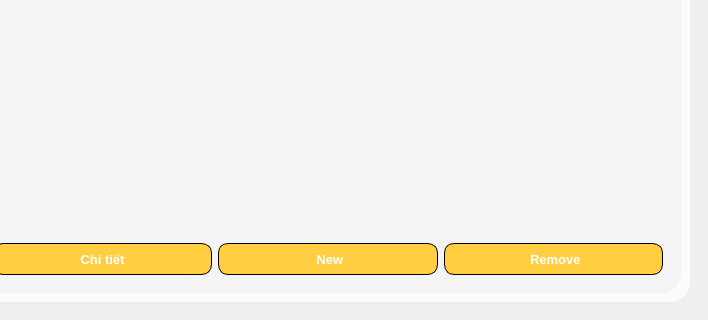
First picture: the form in SPCK/GUI/main.ui, repository MaiNgocChau9/Python-App-Instance, before the edit; both pictures show x 228 to 936 and y 280 to 600 of the 936 by 600 pixel window.
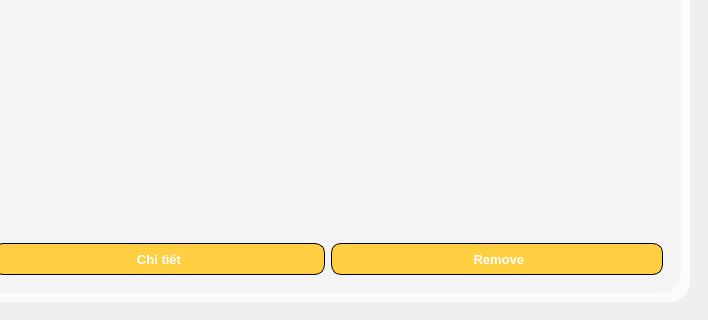
Second picture: the form after the edit. The open tabs and pages were chosen to show the change. Icons and pictures are not drawn.

What changed in the file:
```diff
--- a/SPCK/GUI/main.ui
+++ b/SPCK/GUI/main.ui
@@ -1511,54 +1511,6 @@
                    </property>
                   </widget>
                  </item>
-                 <item>
-                  <widget class="QPushButton" name="pushButton_28">
-                   <property name="font">
-                    <font>
-                     <family>Segoe UI</family>
-                     <pointsize>10</pointsize>
-                     <weight>75</weight>
-                     <bold>true</bold>
-                    </font>
-                   </property>
-                   <property name="styleSheet">
-                    <string notr="true">QPushButton{
-	border: 1px solid black;
-	height: 30px;
-	border-radius: 10px;
-	background-color: #FFCE41;
-	color: white;
-}
-
-QPushButton::hover{
-	border: 2px solid black;
-	height: 30px;
-	border-radius: 10px;
-	background-color: #FFCE41;
-}
-
-QPushButton::pressed{
-	border: 2px solid black;
-	height: 30px;
-	border-radius: 10px;
-	background-color: rgb(234, 188, 59);
-}</string>
-                   </property>
-                   <property name="text">
-                    <string> New</string>
-                   </property>
-                   <property name="icon">
-                    <iconset>
-                     <normaloff>../../../Python-App-A-/SPCK/Windows/Image/new.png</normaloff>../../../Python-App-A-/SPCK/Windows/Image/new.png</iconset>
-                   </property>
-                   <property name="iconSize">
-                    <size>
-                     <width>16</width>
-                     <height>16</height>
-                    </size>
-                   </property>
-                  </widget>
-                 </item>
                  <item>
                   <widget class="QPushButton" name="pushButton_29">
                    <property name="font">
```
Left out of the diff: 2 changed lines with no effect on the pictures.
